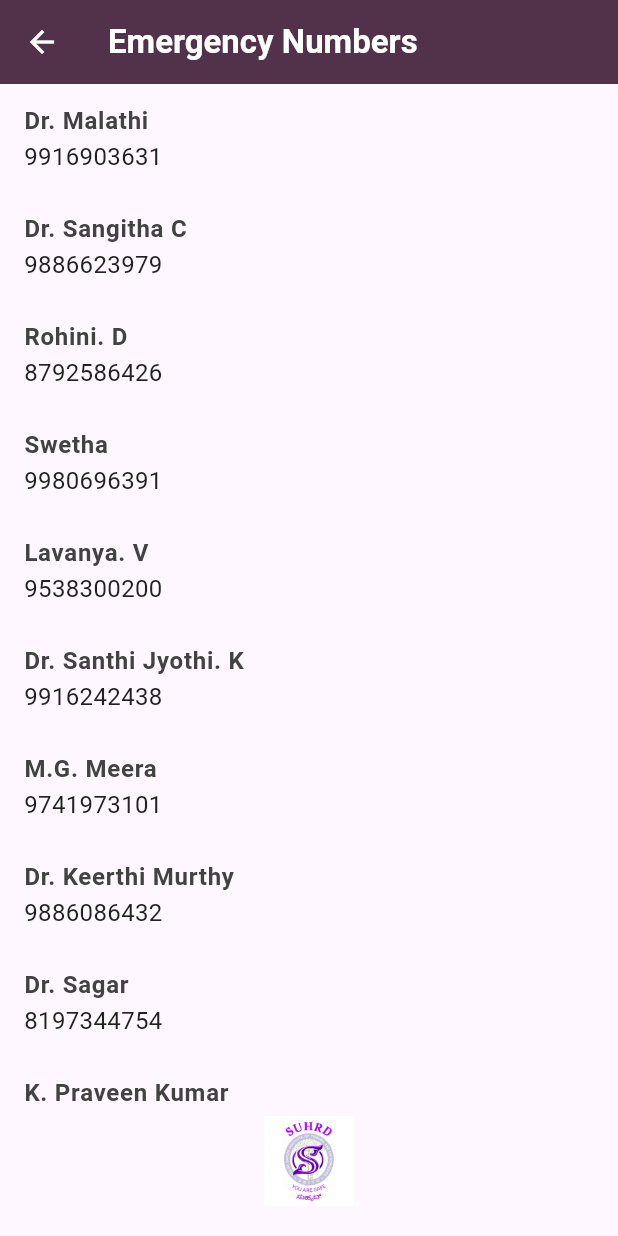
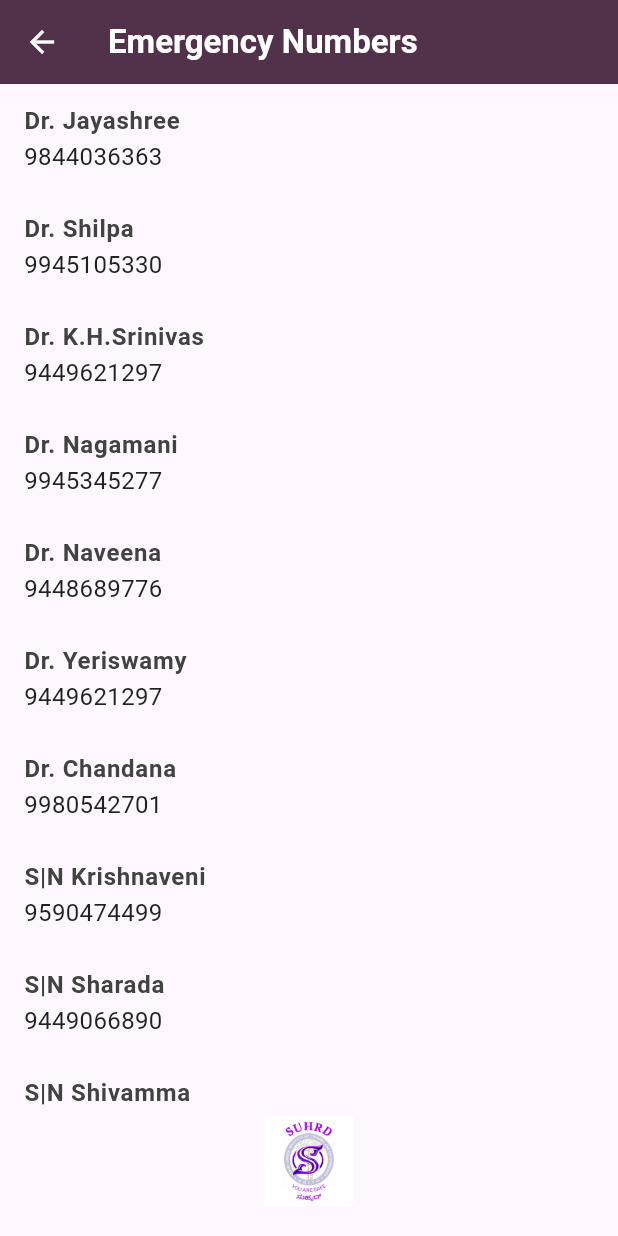
Before and after one commit to rishithareddychalla/SUHRD, a Flutter app: the ContactsScreen screen opened by its route, on a phone screen of 412 x 824 dp. Run offline on Flutter 3.47's test engine with Material 3 defaults, Android fonts, the phone set to English and light mode, and no system bars; our stand-ins replace flutter_riverpod, geolocator, go_router, permission_handler, shared_preferences; missing offline and left inert: flutter_phone_direct_caller, phone_state, telephony; accounts and stored records are empty.

Commit message:
added phon numbers for suhrd

```diff
--- a/lib/emergency_contacts.dart
+++ b/lib/emergency_contacts.dart
@@ -1,13 +1,13 @@
 const List<Map<String, String>> emergencyContacts = [
-  {'name': 'Dr. Malathi', 'phone': '9916903631'},
-  {'name': 'Dr. Sangitha C', 'phone': '9886623979'},
-  {'name': 'Rohini. D', 'phone': '8792586426'},
-  {'name': 'Swetha', 'phone': '9980696391'},
-  {'name': 'Lavanya. V', 'phone': '9538300200'},
-  {'name': 'Dr. Santhi Jyothi. K', 'phone': '9916242438'},
-  {'name': 'M.G. Meera', 'phone': '9741973101'},
-  {'name': 'Dr. Keerthi Murthy', 'phone': '9886086432'},
-  {'name': 'Dr. Sagar', 'phone': '8197344754'},
-  {'name': 'K. Praveen Kumar', 'phone': '9652515259'},
-  {'name': 'Chik Raj', 'phone': '9902684554'},
+  {'name': 'Dr. Jayashree', 'phone': '9844036363'},
+  {'name': 'Dr. Shilpa', 'phone': '9945105330'},
+  {'name': 'Dr. K.H.Srinivas', 'phone': '9449621297'},
+  {'name': 'Dr. Nagamani', 'phone': '9945345277'},
+  {'name': 'Dr. Naveena', 'phone': '9448689776'},
+  {'name': 'Dr. Yeriswamy', 'phone': '9449621297'},
+  {'name': 'Dr. Chandana', 'phone': '9980542701'},
+  {'name': 'S|N Krishnaveni', 'phone': '9590474499'},
+  {'name': 'S|N Sharada', 'phone': '9449066890'},
+  {'name': 'S|N Shivamma', 'phone': '9945793612'},
+  {'name': 'Lokesh Security Supervisor', 'phone': '9945970799'},
 ];
```
